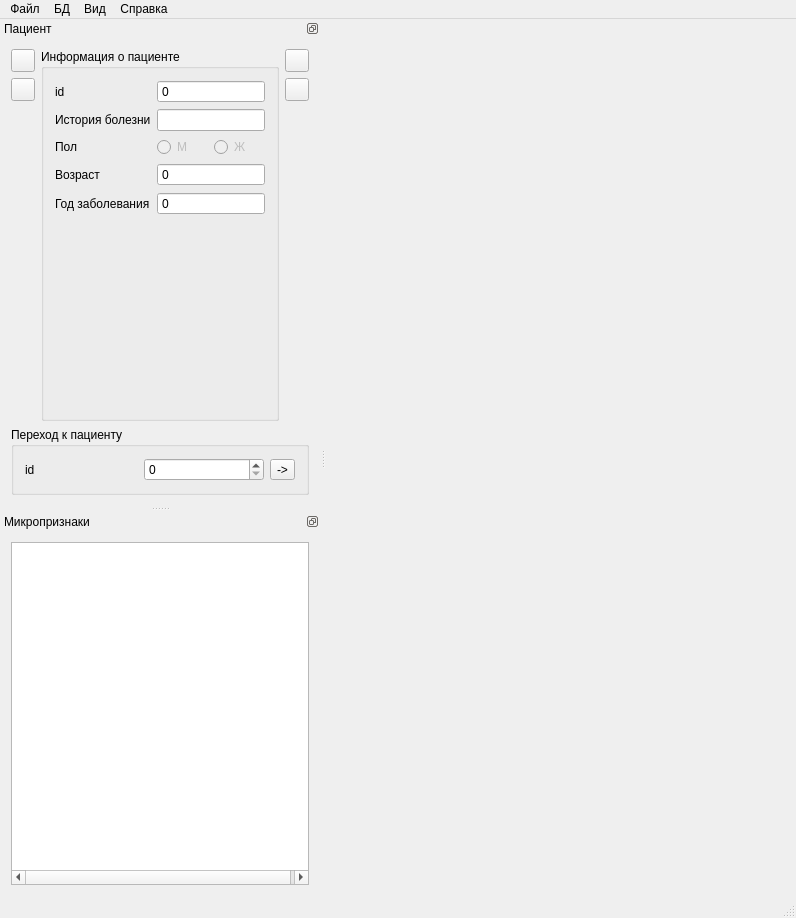
Above: dialogs/mainwindow.ui from gurmaaan/AtlasKidney before the change. Below: the same form after it.
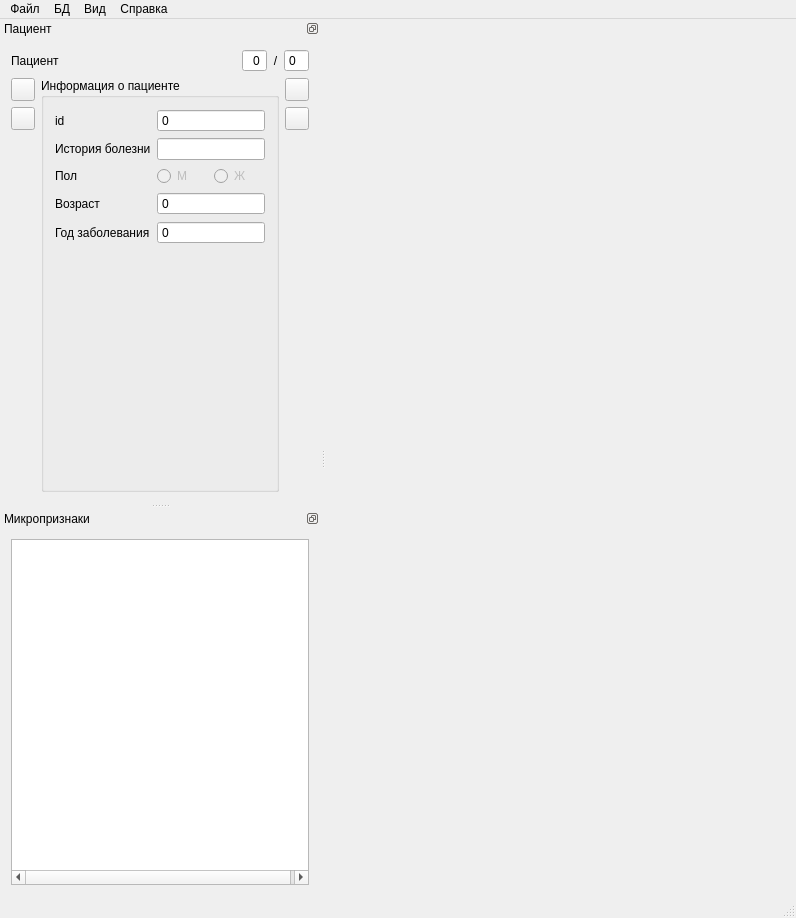
That is the form after the change. Icons and pictures are not drawn. Custom widgets are drawn as their Qt base class.

Diff of the .ui file:
```diff
--- a/dialogs/mainwindow.ui
+++ b/dialogs/mainwindow.ui
@@ -80,7 +80,7 @@
    <property name="minimumSize">
     <size>
      <width>295</width>
-     <height>282</height>
+     <height>291</height>
     </size>
    </property>
    <property name="features">
@@ -97,6 +97,69 @@
    </attribute>
    <widget class="QWidget" name="patientContent_dock">
     <layout class="QVBoxLayout" name="verticalLayout_3">
+     <item>
+      <layout class="QHBoxLayout" name="horizontalLayout_3">
+       <item>
+        <widget class="QLabel" name="currentPatient_lbl">
+         <property name="text">
+          <string>Пациент</string>
+         </property>
+         <property name="buddy">
+          <cstring>currentPatient_sb</cstring>
+         </property>
+        </widget>
+       </item>
+       <item>
+        <spacer name="horizontalSpacer">
+         <property name="orientation">
+          <enum>Qt::Horizontal</enum>
+         </property>
+         <property name="sizeHint" stdset="0">
+          <size>
+           <width>40</width>
+           <height>20</height>
+          </size>
+         </property>
+        </spacer>
+       </item>
+       <item>
+        <widget class="QSpinBox" name="currentPatient_sb">
+         <property name="alignment">
+          <set>Qt::AlignRight|Qt::AlignTrailing|Qt::AlignVCenter</set>
+         </property>
+         <property name="readOnly">
+          <bool>true</bool>
+         </property>
+         <property name="buttonSymbols">
+          <enum>QAbstractSpinBox::NoButtons</enum>
+         </property>
+        </widget>
+       </item>
+       <item>
+        <widget class="QLabel" name="totalPatients_lbl">
+         <property name="text">
+          <string>/</string>
+         </property>
+         <property name="alignment">
+          <set>Qt::AlignCenter</set>
+         </property>
+         <property name="buddy">
+          <cstring>totalPatients_sb</cstring>
+         </property>
+        </widget>
+       </item>
+       <item>
+        <widget class="QSpinBox" name="totalPatients_sb">
+         <property name="readOnly">
+          <bool>true</bool>
+         </property>
+         <property name="buttonSymbols">
+          <enum>QAbstractSpinBox::NoButtons</enum>
+         </property>
+        </widget>
+       </item>
+      </layout>
+     </item>
      <item>
       <layout class="QHBoxLayout" name="horizontalLayout">
        <item>
@@ -286,42 +349,6 @@
        </item>
       </layout>
      </item>
-     <item>
-      <widget class="QGroupBox" name="jumpToPatient_gb">
-       <property name="title">
-        <string>Переход к пациенту </string>
-       </property>
-       <layout class="QHBoxLayout" name="horizontalLayout_2">
-        <item>
-         <widget class="QLabel" name="jumpID_label">
-          <property name="text">
-           <string>id</string>
-          </property>
-         </widget>
-        </item>
-        <item>
-         <widget class="QSpinBox" name="jump_sb">
-          <property name="minimumSize">
-           <size>
-            <width>120</width>
-            <height>0</height>
-           </size>
-          </property>
-          <property name="maximum">
-           <number>10000</number>
-          </property>
-         </widget>
-        </item>
-        <item>
-         <widget class="QToolButton" name="jump_btn">
-          <property name="text">
-           <string>-&gt;</string>
-          </property>
-         </widget>
-        </item>
-       </layout>
-      </widget>
-     </item>
     </layout>
    </widget>
   </widget>
```
Left out of the diff: 53 changed lines with no effect on the pictures.
